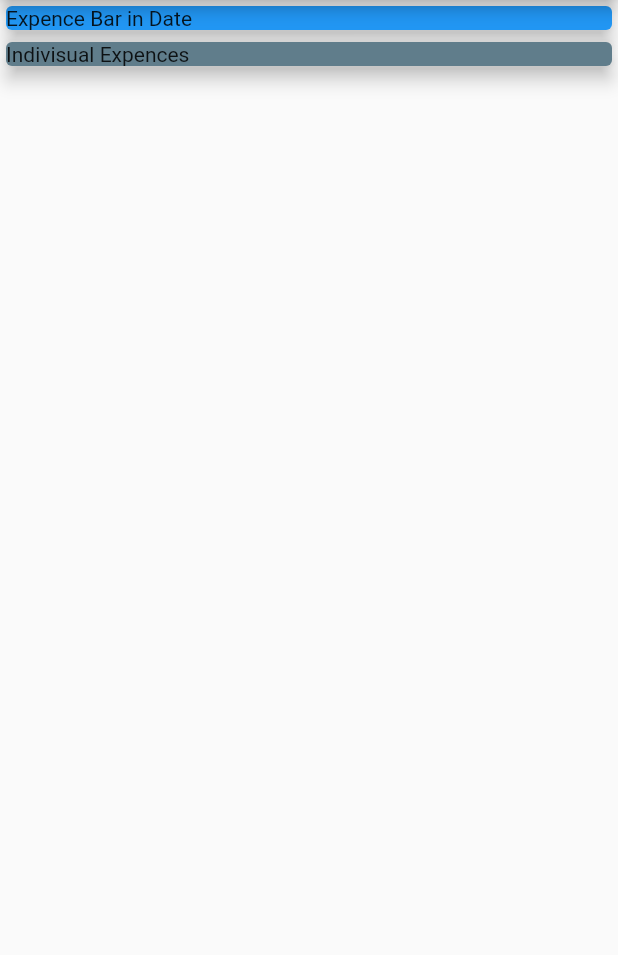
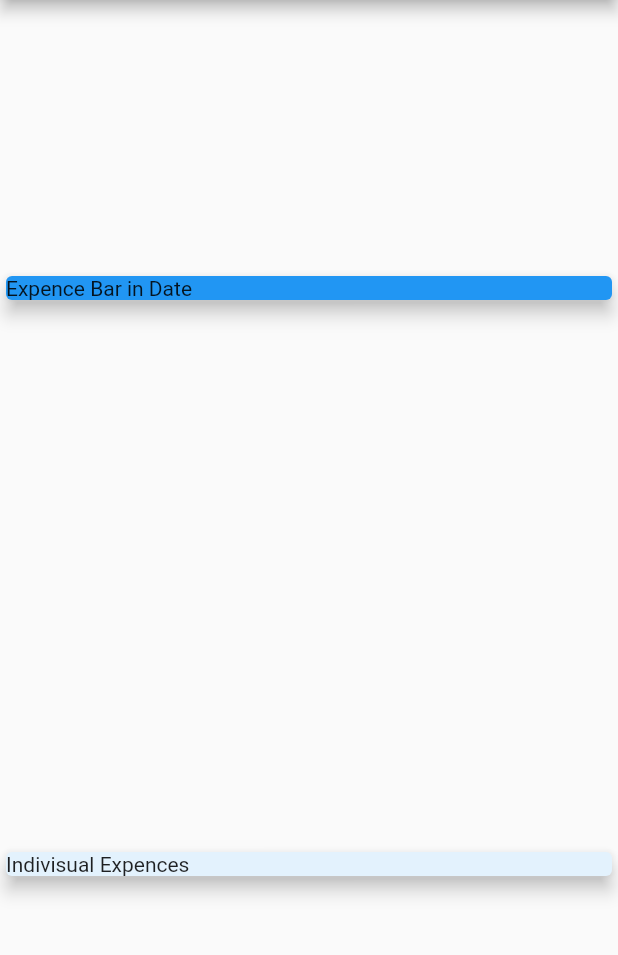
Before and after one commit to soikat77/expence_tracker, a Flutter app: the screen it shows after launch, on a phone screen of 412 x 824 dp, the part 84-1039 px from its top. Run offline on Flutter 3.47's test engine with Material 2 defaults, Android fonts, the phone set to English and light mode, and no system bars.

Commit message:
main and cross axis alignment added

```diff
--- a/lib/main.dart
+++ b/lib/main.dart
@@ -11,6 +11,8 @@ class MyApp extends StatelessWidget {
           title: Text('Expence Tracker'),
         ),
         body: Column(
+          mainAxisAlignment: MainAxisAlignment.spaceAround,
+          crossAxisAlignment: CrossAxisAlignment.stretch,
           children: [
             Container(
               width: double.infinity,
@@ -23,7 +25,7 @@ class MyApp extends StatelessWidget {
             Container(
               width: double.infinity,
               child: Card(
-                color: Colors.blueGrey,
+                color: Colors.blue[50],
                 elevation: 5,
                 child: Text('Indivisual Expences'),
               ),
```
